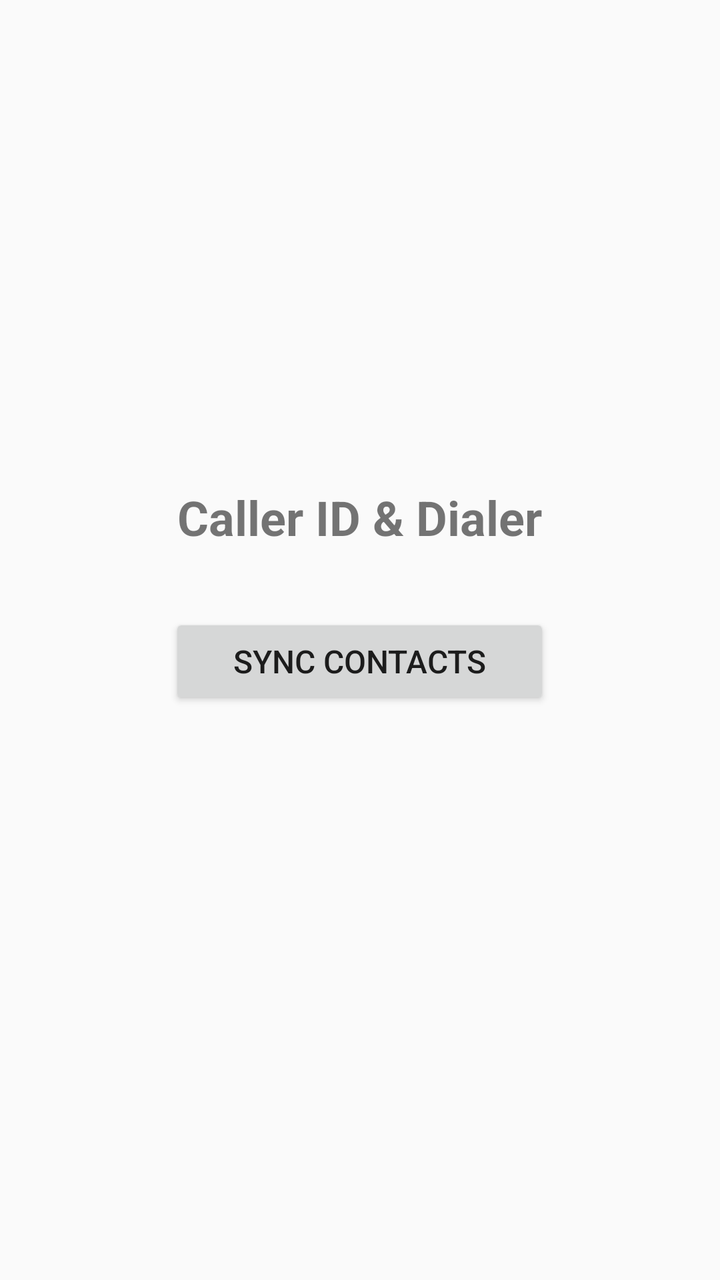
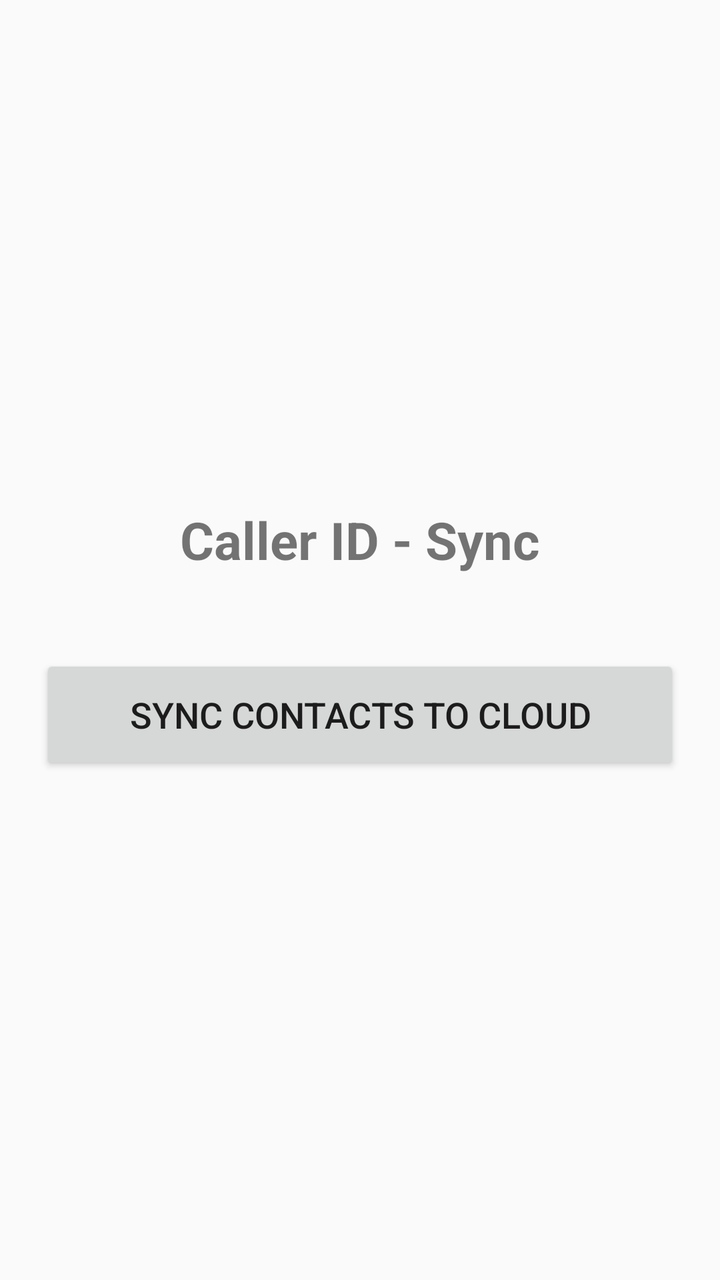

Screens rendered from an Android XML layout before and after an edit, with the pre-edit source and the edit as a unified diff.
<!-- AndroidManifest.xml: application theme Theme.AppCompat.Light.NoActionBar -->
<!-- res/layout/activity_main.xml -->
<?xml version="1.0" encoding="utf-8"?>
<LinearLayout
    xmlns:android="http://schemas.android.com/apk/res/android"
    android:layout_width="match_parent"
    android:layout_height="match_parent"
    android:orientation="vertical"
    android:gravity="center"
    android:padding="24dp">

    <TextView
        android:id="@+id/tvTitle"
        android:layout_width="wrap_content"
        android:layout_height="wrap_content"
        android:text="Caller ID &amp; Dialer"
        android:textSize="24sp"
        android:textStyle="bold"
        android:layout_marginBottom="32dp" />

    <Button
        android:id="@+id/btnSyncContacts"
        android:layout_width="wrap_content"
        android:layout_height="wrap_content"
        android:text="Sync Contacts"
        android:textSize="16sp"
        android:paddingHorizontal="32dp"
        android:paddingVertical="12dp" />

    <TextView
        android:id="@+id/tvStatus"
        android:layout_width="wrap_content"
        android:layout_height="wrap_content"
        android:text=""
        android:textSize="14sp"
        android:layout_marginTop="24dp"
        android:gravity="center" />

</LinearLayout>
<!-- resources referenced by this layout -->
<resources>

</resources>

<!-- the commit's change to res/layout/activity_main.xml (unified diff, before → after) -->
@@ -1,37 +1,24 @@
 <?xml version="1.0" encoding="utf-8"?>
-<LinearLayout
-    xmlns:android="http://schemas.android.com/apk/res/android"
+<LinearLayout xmlns:android="http://schemas.android.com/apk/res/android"
     android:layout_width="match_parent"
     android:layout_height="match_parent"
+    android:gravity="center"
     android:orientation="vertical"
-    android:gravity="center"
-    android:padding="24dp">
+    android:padding="20dp">
 
     <TextView
-        android:id="@+id/tvTitle"
         android:layout_width="wrap_content"
         android:layout_height="wrap_content"
-        android:text="Caller ID &amp; Dialer"
-        android:textSize="24sp"
+        android:text="Caller ID - Sync"
+        android:textSize="26sp"
         android:textStyle="bold"
-        android:layout_marginBottom="32dp" />
+        android:layout_marginBottom="40dp"/>
 
     <Button
-        android:id="@+id/btnSyncContacts"
-        android:layout_width="wrap_content"
-        android:layout_height="wrap_content"
-        android:text="Sync Contacts"
-        android:textSize="16sp"
-        android:paddingHorizontal="32dp"
-        android:paddingVertical="12dp" />
-
-    <TextView
-        android:id="@+id/tvStatus"
-        android:layout_width="wrap_content"
-        android:layout_height="wrap_content"
-        android:text=""
-        android:textSize="14sp"
-        android:layout_marginTop="24dp"
-        android:gravity="center" />
+        android:id="@+id/btnSync"
+        android:layout_width="match_parent"
+        android:layout_height="60dp"
+        android:text="Sync Contacts to Cloud"
+        android:textSize="18sp"/>
 
 </LinearLayout>
